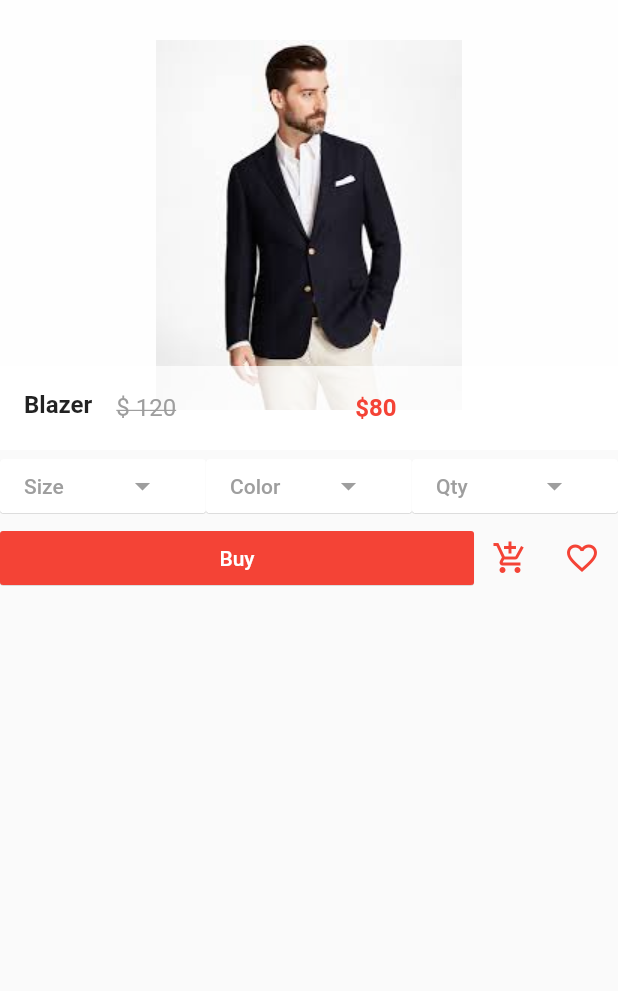
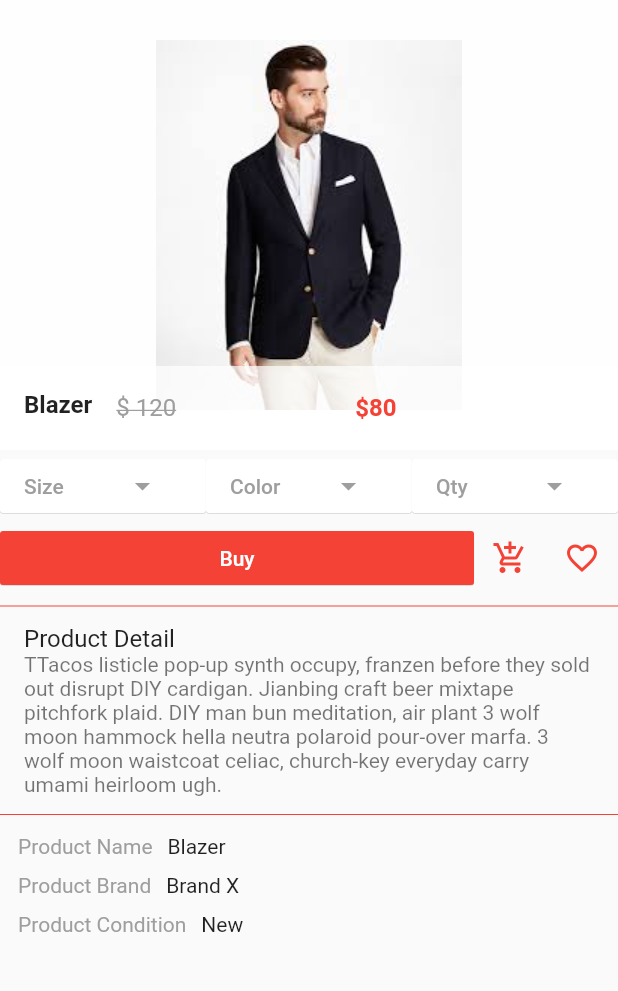
Before and after one commit to OdongoWaga/ClothesShop, a Flutter app: the screen it shows after launch, after a tap on "Blazer", on a phone screen of 412 x 824 dp, the part 84-1075 px from its top. Run offline on Flutter 3.47's test engine with Material 2 defaults, Android fonts, the phone set to English and light mode, and no system bars; our stand-ins replace carousel_pro.

Commit message:
product condition

```diff
--- a/lib/pages/productDetails.dart
+++ b/lib/pages/productDetails.dart
@@ -85,7 +85,25 @@ class _ProductDetailsState extends State<ProductDetails> {
             children: <Widget>[
               Expanded(
                 child: MaterialButton(
-                  onPressed: () {},
+                  onPressed: () {
+                    showDialog(
+                      context: context,
+                      builder: (context) {
+                        return AlertDialog(
+                          title: Text('Size'),
+                          content: Text('Choose Size'),
+                          actions: <Widget>[
+                            MaterialButton(
+                              onPressed: () {
+                                Navigator.of(context).pop(context);
+                              },
+                              child: Text('close'),
+                            ),
+                          ],
+                        );
+                      },
+                    );
+                  },
                   color: Colors.white,
                   textColor: Colors.grey,
                   elevation: 0.2,
@@ -103,7 +121,25 @@ class _ProductDetailsState extends State<ProductDetails> {
               ),
               Expanded(
                 child: MaterialButton(
-                  onPressed: () {},
+                  onPressed: () {
+                    showDialog(
+                      context: context,
+                      builder: (context) {
+                        return AlertDialog(
+                          title: Text('Color'),
+                          content: Text('Choose Color'),
+                          actions: <Widget>[
+                            MaterialButton(
+                              onPressed: () {
+                                Navigator.of(context).pop(context);
+                              },
+                              child: Text('close'),
+                            ),
+                          ],
+                        );
+                      },
+                    );
+                  },
                   color: Colors.white,
                   textColor: Colors.grey,
                   elevation: 0.2,
@@ -121,7 +157,25 @@ class _ProductDetailsState extends State<ProductDetails> {
               ),
               Expanded(
                 child: MaterialButton(
-                  onPressed: () {},
+                  onPressed: () {
+                    showDialog(
+                      context: context,
+                      builder: (context) {
+                        return AlertDialog(
+                          title: Text('Qty'),
+                          content: Text('Choose Quantity'),
+                          actions: <Widget>[
+                            MaterialButton(
+                              onPressed: () {
+                                Navigator.of(context).pop(context);
+                              },
+                              child: Text('close'),
+                            ),
+                          ],
+                        );
+                      },
+                    );
+                  },
                   color: Colors.white,
                   textColor: Colors.grey,
                   elevation: 0.2,
@@ -165,7 +219,59 @@ class _ProductDetailsState extends State<ProductDetails> {
                 onPressed: () {},
               ),
             ],
-          )
+          ),
+          Divider(color: Colors.red),
+          ListTile(
+            title: Text("Product Detail"),
+            subtitle: Text(
+                "TTacos listicle pop-up synth occupy, franzen before they sold out disrupt DIY cardigan. Jianbing craft beer mixtape pitchfork plaid. DIY man bun meditation, air plant 3 wolf moon hammock hella neutra polaroid pour-over marfa. 3 wolf moon waistcoat celiac, church-key everyday carry umami heirloom ugh."),
+          ),
+          Divider(color: Colors.red),
+          Row(
+            children: <Widget>[
+              Padding(
+                padding: const EdgeInsets.fromLTRB(12.0, 5.0, 5.0, 5.0),
+                child: Text(
+                  'Product Name',
+                  style: TextStyle(color: Colors.grey),
+                ),
+              ),
+              Padding(
+                padding: EdgeInsets.all(5.0),
+                child: Text(widget.productDetailName),
+              ),
+            ],
+          ),
+          Row(
+            children: <Widget>[
+              Padding(
+                padding: const EdgeInsets.fromLTRB(12.0, 5.0, 5.0, 5.0),
+                child: Text(
+                  'Product Brand',
+                  style: TextStyle(color: Colors.grey),
+                ),
+              ),
+              Padding(
+                padding: EdgeInsets.all(5.0),
+                child: Text("Brand X"),
+              ),
+            ],
+          ),
+          Row(
+            children: <Widget>[
+              Padding(
+                padding: const EdgeInsets.fromLTRB(12.0, 5.0, 5.0, 5.0),
+                child: Text(
+                  'Product Condition',
+                  style: TextStyle(color: Colors.grey),
+                ),
+              ),
+              Padding(
+                padding: EdgeInsets.all(5.0),
+                child: Text("New"),
+              ),
+            ],
+          ),
         ],
       ),
     );
```
